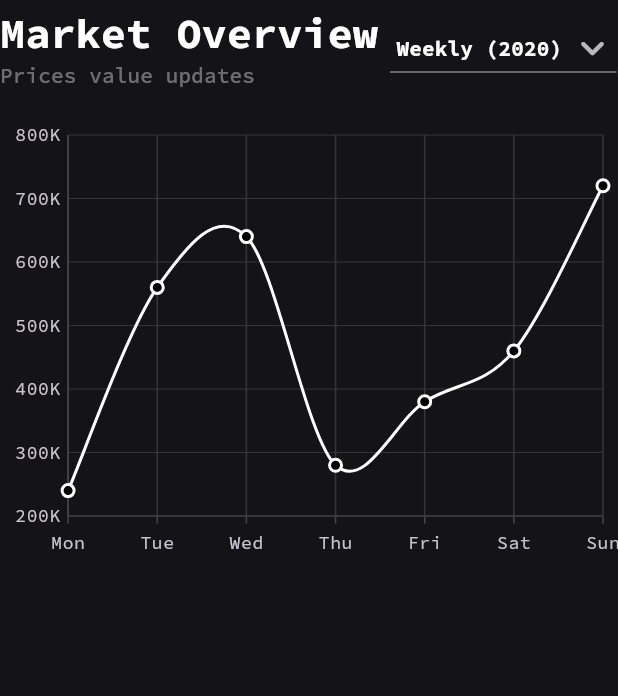
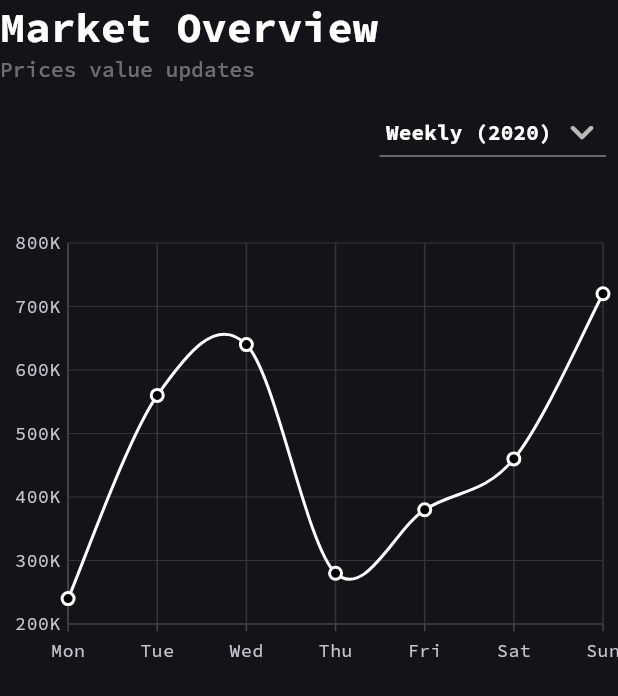
Before and after one commit to ThePunisher569/wallet_ui, a Flutter app: the MarketChart widget shown alone on an empty page, opened directly with empty values, on a phone screen of 412 x 824 dp. Shown: the top 696 px of the screen. Run offline on Flutter 3.47's test engine with Material 3 defaults, Android fonts, the phone set to English and light mode, and no system bars; our stand-ins replace device_preview, google_fonts, responsive_builder, syncfusion_flutter_charts; missing offline and left inert: cryptofont, random_avatar.

Commit message:
Added responsiveness in market overview, sell order and recent activities.

```diff
--- a/lib/market_chart.dart
+++ b/lib/market_chart.dart
@@ -1,4 +1,5 @@
 import 'package:flutter/material.dart';
+import 'package:responsive_builder/responsive_builder.dart';
 import 'package:wallet_ui/spline_default.dart';
 
 import 'constants.dart';
@@ -20,11 +21,16 @@ class _MarketChartState extends State<MarketChart> {
 
   @override
   Widget build(BuildContext context) {
+    final isMobile =
+        getDeviceType(MediaQuery.sizeOf(context)) == DeviceScreenType.mobile;
+
     return Column(
       children: [
         // market title and filter
-        Row(
+        Flex(
           mainAxisAlignment: MainAxisAlignment.spaceBetween,
+          direction: isMobile ? Axis.vertical : Axis.horizontal,
+          crossAxisAlignment: CrossAxisAlignment.start,
           children: [
             RichText(
               text: TextSpan(
@@ -41,11 +47,13 @@ class _MarketChartState extends State<MarketChart> {
                 ],
               ),
             ),
-            DropdownButton<int>(
+            Align(
+              alignment: Alignment.bottomRight,
+              child: DropdownButton<int>(
                 value: dropdownValue,
                 icon: const Icon(Icons.keyboard_arrow_down_rounded),
-              hint: const Text(
-                'Weekly (2020)',
+                hint: Text(
+                  dropdownValue.toString(),
                   textAlign: TextAlign.left,
                 ),
                 style: widget.theme.textTheme.labelLarge,
@@ -56,6 +64,7 @@ class _MarketChartState extends State<MarketChart> {
                 iconSize: 32,
                 dropdownColor: ethereumColor.shade900,
                 focusColor: ethereumColor.shade900,
+                enableFeedback: true,
                 items: chartDataList.map(
                   (e) {
                     final indexOfE = chartDataList.indexOf(e);
@@ -81,11 +90,12 @@ class _MarketChartState extends State<MarketChart> {
                     dropdownValue = value!;
                   });
                 },
+              ),
             )
           ],
         ),
 
-        gapV,
+        const SizedBox(height: 32),
         // market chart
         SplineDefault(
           chartData: dropdownValue == 0
```
Also changed, not shown: lib/body_widgets.dart (+76 -21 lines), lib/sell_order.dart (+15 -8 lines). Lines whose indentation alone changed are shown as unchanged.
